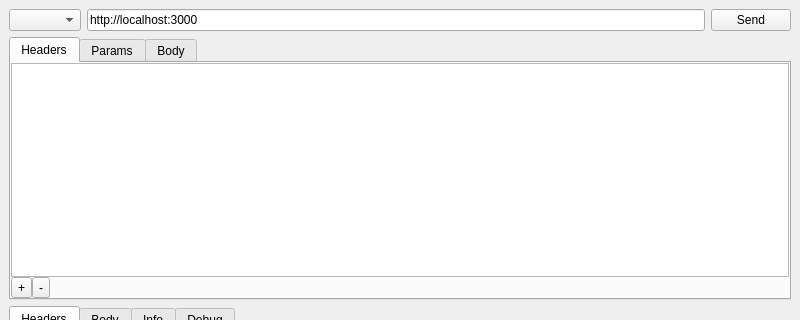
Before: the Qt Designer form mainwindow.ui in jesusha123/comet, drawn with Qt 5; both pictures show x 0 to 800 and y 0 to 320 of the 800 by 600 pixel window.
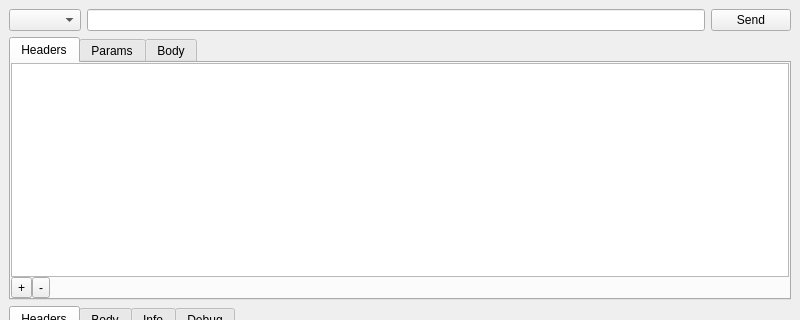
After: the same form once the commit is applied. Custom widgets are drawn as their Qt base class.

Commit message: Remove sample URL

The edit to the form file:
```diff
--- a/mainwindow.ui
+++ b/mainwindow.ui
@@ -23,7 +23,7 @@
       <item>
        <widget class="QLineEdit" name="urlLineEdit">
         <property name="text">
-         <string>http://localhost:3000</string>
+         <string/>
         </property>
        </widget>
       </item>
```
